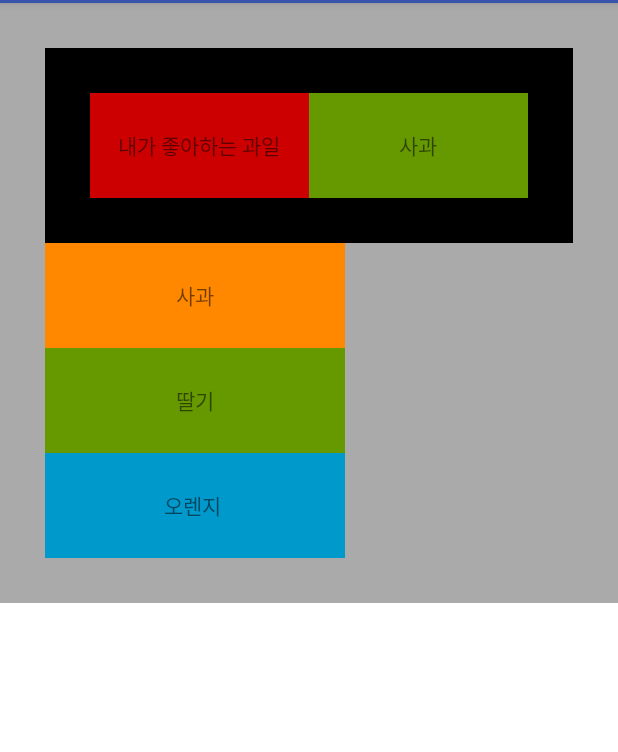
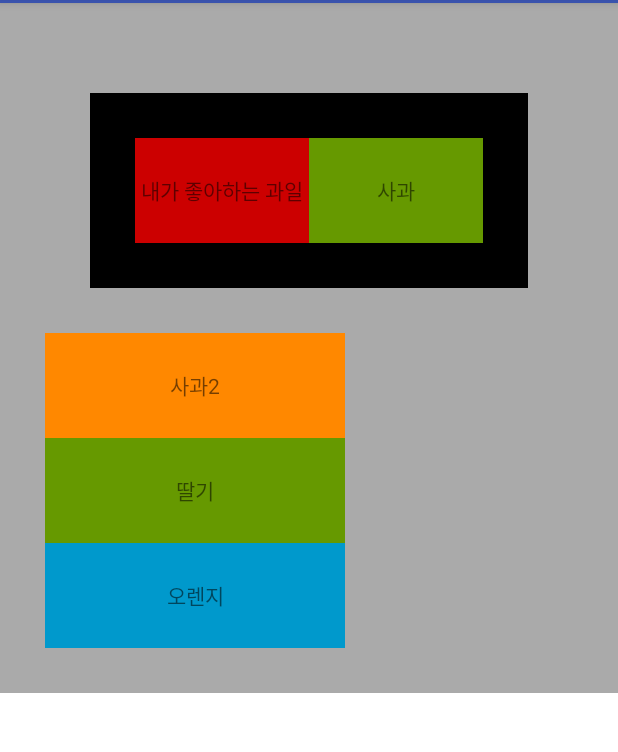
Before and after one commit to khsbory/android-accessibility-demos, an Android app: the CustomViewGroupGoodActivity screen opened directly, with no data from a screen before it, on a phone screen of 412 x 824 dp, the part 81-833 px from its top. Run offline under Robolectric (Android 15) with nearby library versions, the phone set to English and light mode, and no system bars.

Commit message:
inflater를 사용하여  view 생성하도록 수정

```diff
--- a/app/src/main/java/com/nvisions/solutionsforaccessibility/customviewgroup/CustomViewGroupGoodActivity.java
+++ b/app/src/main/java/com/nvisions/solutionsforaccessibility/customviewgroup/CustomViewGroupGoodActivity.java
@@ -4,6 +4,7 @@ import androidx.appcompat.app.AppCompatActivity;
 
 import android.os.Bundle;
 import android.view.View;
+import android.widget.LinearLayout;
 import android.widget.Toast;
 
 import com.nvisions.solutionsforaccessibility.R;
@@ -14,6 +15,15 @@ public class CustomViewGroupGoodActivity extends AppCompatActivity {
     protected void onCreate(Bundle savedInstanceState) {
         super.onCreate(savedInstanceState);
         setContentView(R.layout.activity_custom_view_group_good);
+
+        LinearLayout grandpaContainer = (LinearLayout) findViewById(R.id.grandpaContainer);
+        View grandpaView = getLayoutInflater().inflate(R.layout.custom_view_grandpa_group_good, grandpaContainer, false);
+        grandpaContainer.addView(grandpaView);
+
+        LinearLayout dadyContainer = (LinearLayout) findViewById(R.id.dadyContainer);
+        View dadyView = getLayoutInflater().inflate(R.layout.custom_view_dady_group_good, dadyContainer, false);
+        dadyContainer.addView(dadyView);
+
     }
 
     public void clickView(View view) {
--- a/app/src/main/res/layout/activity_custom_view_group_good.xml
+++ b/app/src/main/res/layout/activity_custom_view_group_good.xml
@@ -5,62 +5,13 @@
     android:layout_width="match_parent"
     android:layout_height="match_parent"
     tools:context=".customviewgroup.CustomViewGroupGoodActivity">
-<LinearLayout
-    android:layout_width="match_parent"
-    android:layout_height="wrap_content"
-    android:orientation="vertical"
-    android:padding="30dp"
-    android:background="@android:color/darker_gray"
-    >
     <LinearLayout
+        android:id="@+id/grandpaContainer"
         android:layout_width="match_parent"
         android:layout_height="wrap_content"
+        android:orientation="vertical"
         android:padding="30dp"
-        android:background="@android:color/black"
-        android:orientation="horizontal">
-        <TextView
-            android:layout_width="0px"
-            android:layout_height="70dp"
-            android:layout_weight="1"
-            android:gravity="center"
-            android:onClick="clickView"
-            android:text="내가 좋아하는 과일"
-            android:background="@android:color/holo_red_dark"
-            />
-        <TextView
-            android:layout_width="0px"
-            android:layout_height="70dp"
-            android:layout_weight="1"
-            android:gravity="center"
-            android:onClick="clickView"
-            android:text="사과"
-            android:background="@android:color/holo_green_dark"
-         />
-    </LinearLayout>
+        android:background="@android:color/darker_gray"
+        />
 
-    <TextView
-        android:layout_width="200dp"
-        android:layout_height="70dp"
-        android:onClick="clickView"
-        android:text="사과"
-        android:gravity="center"
-        android:background="@android:color/holo_orange_dark"
-        />
-    <TextView
-        android:layout_width="200dp"
-        android:layout_height="70dp"
-        android:onClick="clickView"
-        android:text="딸기"
-        android:gravity="center"
-        android:background="@android:color/holo_green_dark"
-      />
-    <TextView
-        android:layout_width="200dp"
-        android:layout_height="70dp"
-        android:onClick="clickView"
-        android:text="오렌지 "
-        android:gravity="center"
-        android:background="@android:color/holo_blue_dark"
-      />
 </LinearLayout>
-</LinearLayout>
--- /dev/null
+++ b/app/src/main/res/layout/custom_view_dady_group_good.xml
@@ -0,0 +1,29 @@
+<?xml version="1.0" encoding="utf-8"?>
+<LinearLayout xmlns:android="http://schemas.android.com/apk/res/android"
+    xmlns:app="http://schemas.android.com/apk/res-auto"
+    xmlns:tools="http://schemas.android.com/tools"
+    android:layout_width="match_parent"
+    android:layout_height="match_parent"
+    android:padding="30dp"
+    android:background="@android:color/black"
+    android:orientation="horizontal"
+    tools:context=".customviewgroup.CustomViewGroupGoodActivity">
+    <TextView
+        android:layout_width="0px"
+        android:layout_height="70dp"
+        android:layout_weight="1"
+        android:gravity="center"
+        android:onClick="clickView"
+        android:text="내가 좋아하는 과일"
+        android:background="@android:color/holo_red_dark"
+        />
+    <TextView
+        android:layout_width="0px"
+        android:layout_height="70dp"
+        android:layout_weight="1"
+        android:gravity="center"
+        android:onClick="clickView"
+        android:text="사과"
+        android:background="@android:color/holo_green_dark"
+        />
+</LinearLayout>
--- /dev/null
+++ b/app/src/main/res/layout/custom_view_grandpa_group_good.xml
@@ -0,0 +1,44 @@
+<?xml version="1.0" encoding="utf-8"?>
+<LinearLayout xmlns:android="http://schemas.android.com/apk/res/android"
+    xmlns:app="http://schemas.android.com/apk/res-auto"
+    xmlns:tools="http://schemas.android.com/tools"
+    android:layout_width="match_parent"
+    android:layout_height="match_parent"
+    android:orientation="vertical"
+    tools:context=".customviewgroup.CustomViewGroupGoodActivity">
+
+<LinearLayout
+    android:id="@+id/dadyContainer"
+    android:layout_width="match_parent"
+    android:layout_height="wrap_content"
+    android:orientation="vertical"
+    android:padding="30dp"
+    android:background="@android:color/darker_gray"
+    />
+
+    <TextView
+        android:layout_width="200dp"
+        android:layout_height="70dp"
+        android:onClick="clickView"
+        android:text="사과2"
+        android:gravity="center"
+        android:background="@android:color/holo_orange_dark"
+        />
+    <TextView
+        android:layout_width="200dp"
+        android:layout_height="70dp"
+        android:onClick="clickView"
+        android:text="딸기"
+        android:gravity="center"
+        android:background="@android:color/holo_green_dark"
+      />
+    <TextView
+        android:layout_width="200dp"
+        android:layout_height="70dp"
+        android:onClick="clickView"
+        android:text="오렌지"
+        android:gravity="center"
+        android:background="@android:color/holo_blue_dark"
+      />
+
+</LinearLayout>
```
Also changed, not shown: app/src/main/java/com/nvisions/solutionsforaccessibility/customviewgroup/CustomViewGroupActivity.java (+10 -0 lines), app/src/main/java/com/nvisions/solutionsforaccessibility/customviewgroup/CustomViewGroupBadActivity.java (+9 -0 lines), app/src/main/res/layout/activity_custom_view_group_bad.xml (+3 -49 lines), app/src/main/res/layout/custom_view_dady_group_bad.xml (added, +29 -0 lines), app/src/main/res/layout/custom_view_grandpa_group_bad.xml (added, +41 -0 lines).
